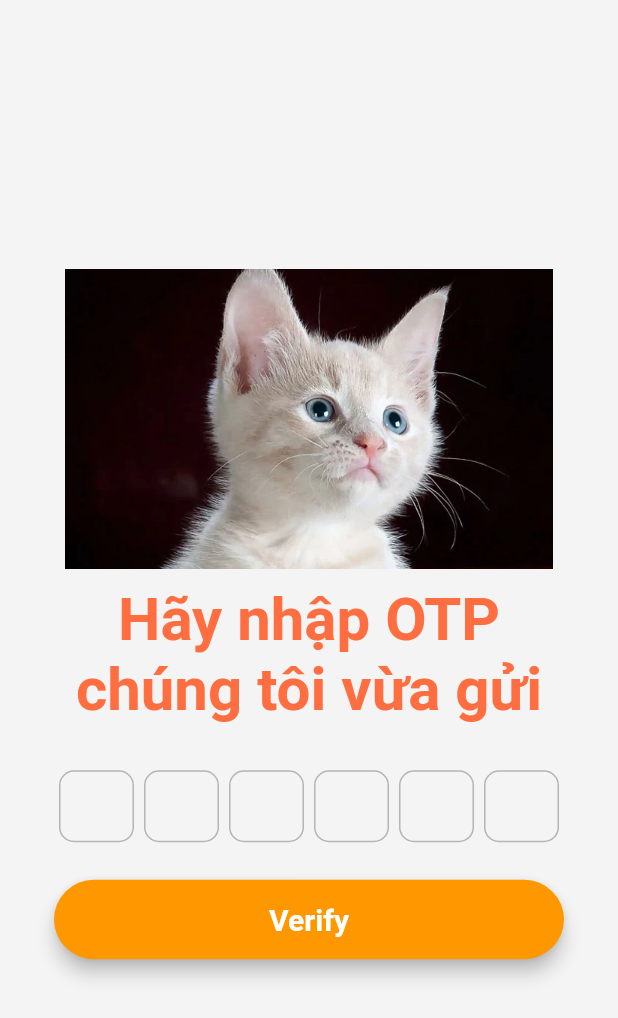
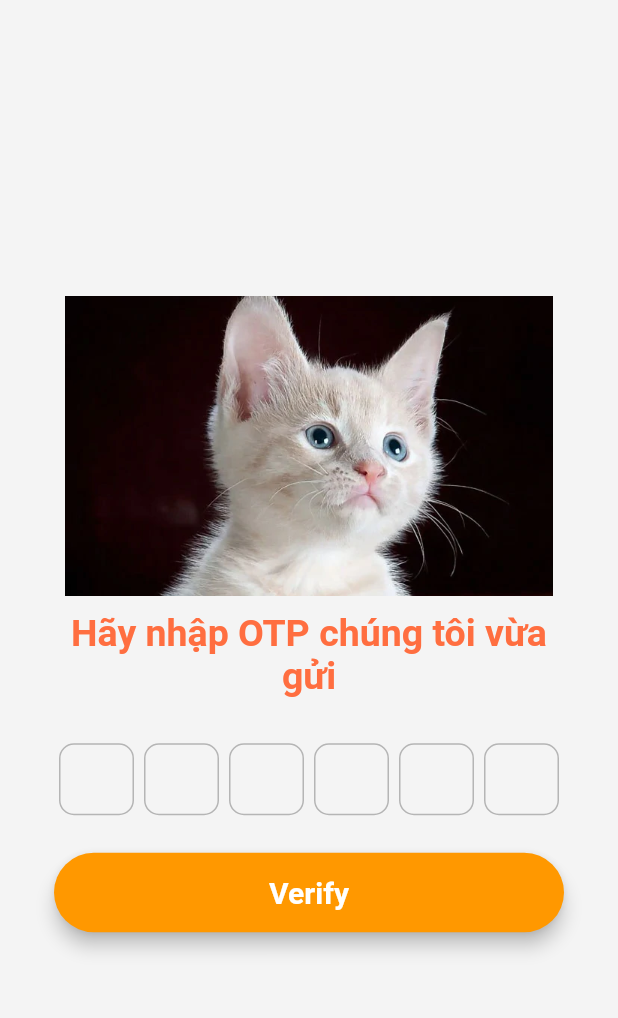
Before and after one commit to minhpham591/cat_seller, a Flutter app: the EnterOTP screen opened directly with empty values, on a phone screen of 412 x 824 dp. Shown: the top 1018 px of the screen. Run offline on Flutter 3.47's test engine with Material 2 defaults, Android fonts, the phone set to English and light mode, and no system bars; drawn by our look-alikes of otp_text_field; our stand-ins replace cloud_firestore, firebase_auth, firebase_core; accounts and stored records are empty; Roboto replaces fonts that are missing (Montserrat).

Commit message:
not fix UI

```diff
--- a/lib/catSelling.dart
+++ b/lib/catSelling.dart
@@ -17,7 +17,7 @@ class catSelling extends StatelessWidget {
         FirebaseFirestore.instance.collection('catForSell');
 
     return StreamBuilder<QuerySnapshot>(
-      stream: cat.snapshots(),
+      stream: cat.where('numberphone', isNotEqualTo: phone).snapshots(),
       builder: (BuildContext context, AsyncSnapshot<QuerySnapshot> snapshot) {
         if (snapshot.hasError) {
           return Text('Something went wrong');
--- a/lib/enterOTP.dart
+++ b/lib/enterOTP.dart
@@ -101,7 +101,7 @@ class EnterOTP extends StatelessWidget {
                   "Hãy nhập OTP chúng tôi vừa gửi",
                   textAlign: TextAlign.center,
                   style: style.copyWith(
-                    fontSize: 40,
+                    fontSize: 25,
                       color: Colors.deepOrangeAccent, fontWeight: FontWeight.bold),
                 ),
                 SizedBox(height: 30),
--- a/lib/mySelling.dart
+++ b/lib/mySelling.dart
@@ -13,7 +13,7 @@ class mySelling extends StatelessWidget {
    CollectionReference cat =FirebaseFirestore.instance.collection('catForSell');
 
     return StreamBuilder<QuerySnapshot>(
-      stream: cat.snapshots(),
+      stream: cat.where('numberphone', isEqualTo: phone).snapshots(),
       builder: (BuildContext context, AsyncSnapshot<QuerySnapshot> snapshot) {
         if (snapshot.hasError) {
           return Text('Something went wrong');
```
Also changed, not shown: 3 other files.
